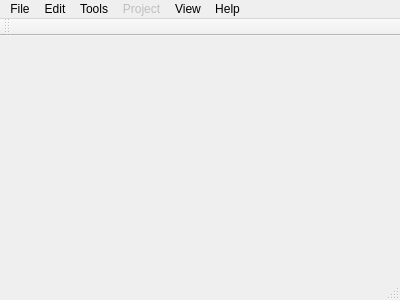
eblah/E-Blah-Template-Editor, file mainwindow.ui: the form before one commit.
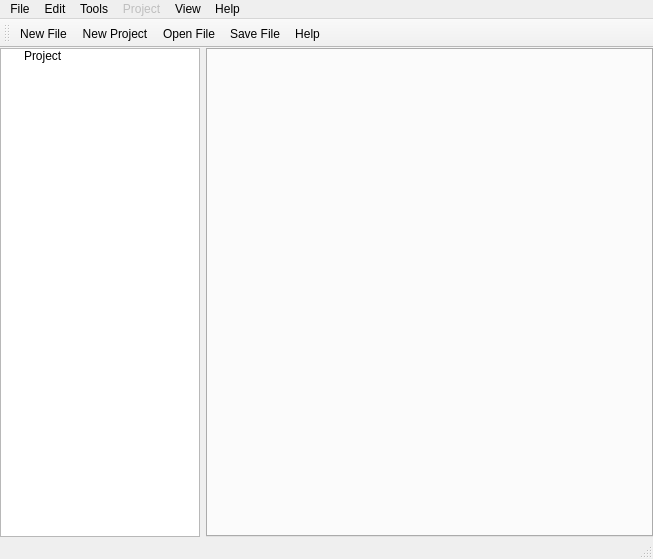
The form after the commit. Icons and pictures are not drawn.

```diff
--- a/mainwindow.ui
+++ b/mainwindow.ui
@@ -6,20 +6,88 @@
    <rect>
     <x>0</x>
     <y>0</y>
-    <width>400</width>
-    <height>300</height>
+    <width>653</width>
+    <height>559</height>
    </rect>
   </property>
   <property name="windowTitle">
    <string>MainWindow</string>
   </property>
-  <widget class="QWidget" name="centralWidget"/>
+  <property name="windowIcon">
+   <iconset>
+    <normaloff>eblahicon.ico</normaloff>eblahicon.ico</iconset>
+  </property>
+  <widget class="QWidget" name="centralWidget">
+   <layout class="QHBoxLayout" name="horizontalLayout_2">
+    <property name="margin">
+     <number>0</number>
+    </property>
+    <item>
+     <widget class="QTreeWidget" name="treeWidget">
+      <property name="sizePolicy">
+       <sizepolicy hsizetype="Preferred" vsizetype="Expanding">
+        <horstretch>0</horstretch>
+        <verstretch>0</verstretch>
+       </sizepolicy>
+      </property>
+      <property name="maximumSize">
+       <size>
+        <width>200</width>
+        <height>16777215</height>
+       </size>
+      </property>
+      <property name="baseSize">
+       <size>
+        <width>0</width>
+        <height>0</height>
+       </size>
+      </property>
+      <attribute name="headerVisible">
+       <bool>false</bool>
+      </attribute>
+      <column>
+       <property name="text">
+        <string notr="true">1</string>
+       </property>
+      </column>
+      <item>
+       <property name="text">
+        <string>Project</string>
+       </property>
+       <property name="icon">
+        <iconset>
+         <normaloff>Resources/open_thread.png</normaloff>Resources/open_thread.png</iconset>
+       </property>
+      </item>
+     </widget>
+    </item>
+    <item>
+     <widget class="QTabWidget" name="tabWidget">
+      <property name="tabShape">
+       <enum>QTabWidget::Triangular</enum>
+      </property>
+      <property name="currentIndex">
+       <number>-1</number>
+      </property>
+      <property name="documentMode">
+       <bool>false</bool>
+      </property>
+      <property name="tabsClosable">
+       <bool>true</bool>
+      </property>
+      <property name="movable">
+       <bool>true</bool>
+      </property>
+     </widget>
+    </item>
+   </layout>
+  </widget>
   <widget class="QMenuBar" name="menuBar">
    <property name="geometry">
     <rect>
      <x>0</x>
      <y>0</y>
-     <width>400</width>
+     <width>653</width>
      <height>21</height>
     </rect>
    </property>
@@ -96,12 +164,23 @@
    <addaction name="menuHelp"/>
   </widget>
   <widget class="QToolBar" name="mainToolBar">
+   <property name="toolButtonStyle">
+    <enum>Qt::ToolButtonTextBesideIcon</enum>
+   </property>
+   <property name="floatable">
+    <bool>false</bool>
+   </property>
    <attribute name="toolBarArea">
     <enum>TopToolBarArea</enum>
    </attribute>
    <attribute name="toolBarBreak">
-    <bool>false</bool>
+    <bool>true</bool>
    </attribute>
+   <addaction name="actionNew_File"/>
+   <addaction name="actionNew_Project"/>
+   <addaction name="actionOpen_File"/>
+   <addaction name="actionSave_File"/>
+   <addaction name="actionHelp"/>
   </widget>
   <widget class="QStatusBar" name="statusBar"/>
   <action name="actionHelp">
```
Left out of the diff: 26 changed lines with no effect on the pictures.
